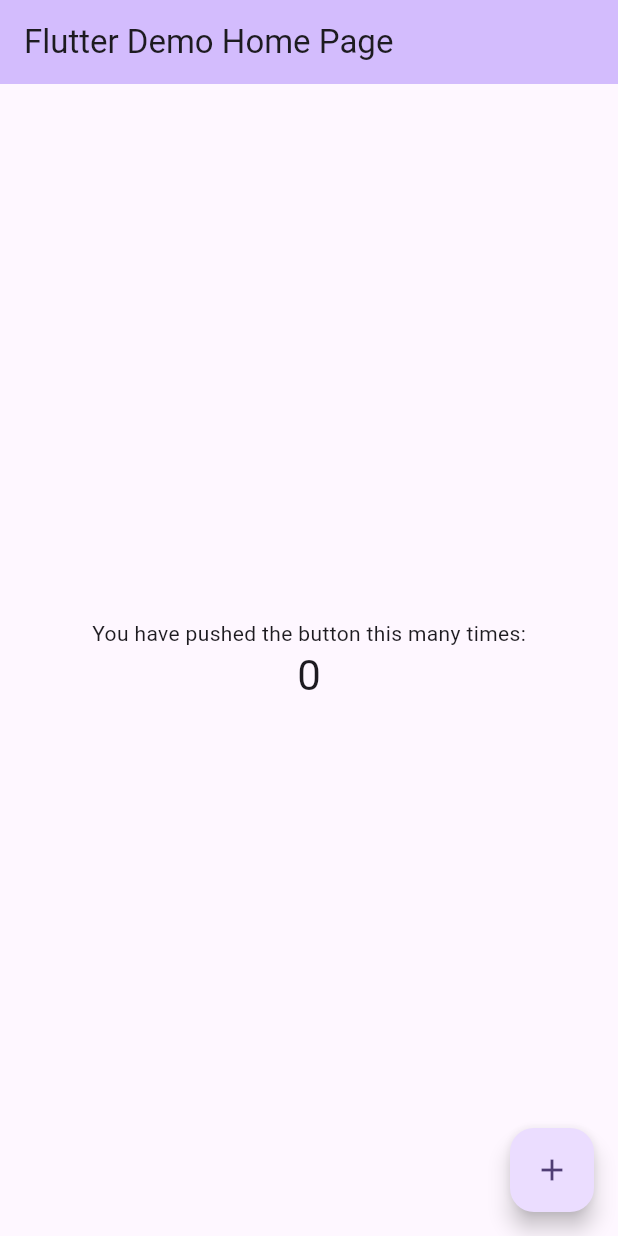
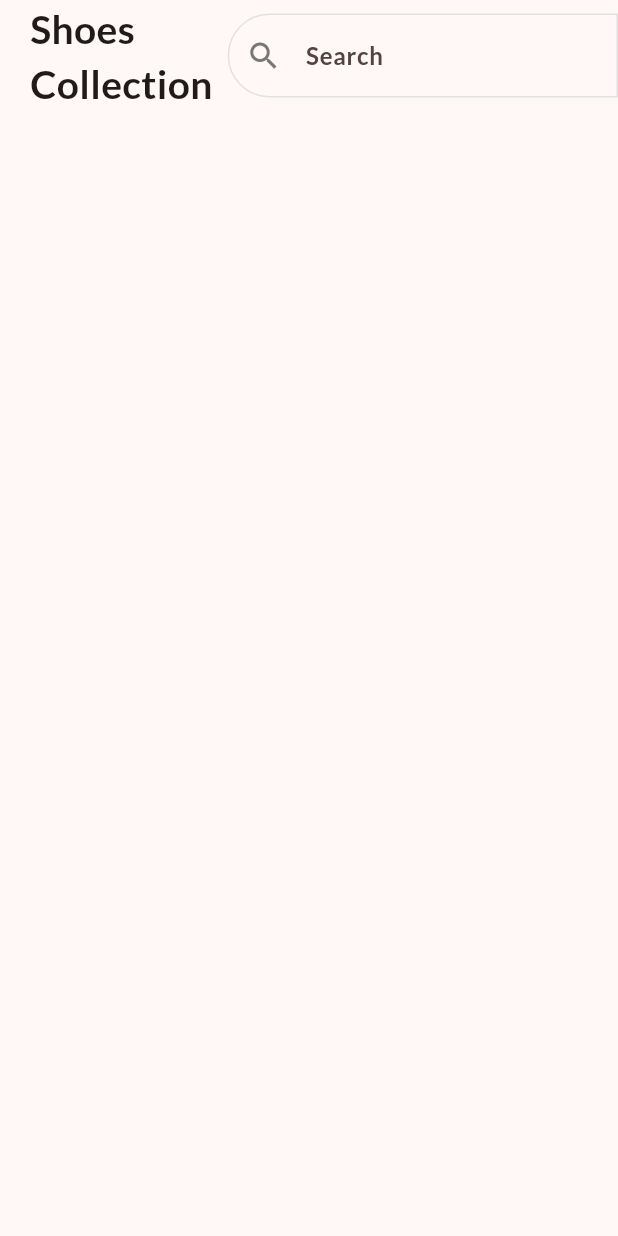
Before and after one commit to Harsh-Techie31/StepUp, a Flutter app: the screen it shows after launch, on a phone screen of 412 x 824 dp. Run offline on Flutter 3.47's test engine with Material 3 defaults, Android fonts, the phone set to English and light mode, and no system bars.

Commit message:
added assets and a new home page dart file

```diff
--- /dev/null
+++ b/lib/home_page.dart
@@ -0,0 +1,48 @@
+import 'package:flutter/material.dart';
+
+class HomePage extends StatelessWidget {
+  const HomePage({super.key});
+
+  @override
+  Widget build(BuildContext context) {
+    const border = OutlineInputBorder(
+                      borderSide: BorderSide(
+                        color: Color.fromRGBO(225, 225, 225, 1),
+                      ),
+                      borderRadius:
+                          BorderRadius.horizontal(left: Radius.circular(50)),
+                    );
+    return const Scaffold(
+      body: SafeArea(
+        child: Column(
+          children: [
+            Row(
+              children: [
+                Padding(
+                  padding: EdgeInsets.only(
+                    left: 20,
+                    right: 10,
+                  ),
+                  child: Text(
+                    "Shoes\nCollection",
+                    style: TextStyle(fontSize: 26, fontWeight: FontWeight.w700),
+                  ),
+                ),
+                Expanded(
+                  child: TextField(
+                      decoration: InputDecoration(
+                    hintText: "Search",
+                    prefixIcon: Icon(Icons.search),
+                    enabledBorder: border,
+                    focusedBorder: border,
+
+                  )),
+                )
+              ],
+            ),
+          ],
+        ),
+      ),
+    );
+  }
+}
--- a/lib/main.dart
+++ b/lib/main.dart
@@ -1,4 +1,5 @@
 import 'package:flutter/material.dart';
+import 'package:stepup/home_page.dart';
 
 void main() {
   runApp(const MyApp());
@@ -7,119 +8,20 @@
 class MyApp extends StatelessWidget {
   const MyApp({super.key});
 
-  // This widget is the root of your application.
   @override
   Widget build(BuildContext context) {
     return MaterialApp(
-      title: 'Flutter Demo',
+      title: "StepUp-N0VA",
       theme: ThemeData(
-        // This is the theme of your application.
-        //
-        // TRY THIS: Try running your application with "flutter run". You'll see
-        // the application has a purple toolbar. Then, without quitting the app,
-        // try changing the seedColor in the colorScheme below to Colors.green
-        // and then invoke "hot reload" (save your changes or press the "hot
-        // reload" button in a Flutter-supported IDE, or press "r" if you used
-        // the command line to start the app).
-        //
-        // Notice that the counter didn't reset back to zero; the application
-        // state is not lost during the reload. To reset the state, use hot
-        // restart instead.
-        //
-        // This works for code too, not just values: Most code changes can be
-        // tested with just a hot reload.
-        colorScheme: ColorScheme.fromSeed(seedColor: Colors.deepPurple),
-        useMaterial3: true,
-      ),
-      home: const MyHomePage(title: 'Flutter Demo Home Page'),
+        fontFamily: "cinzel",
+        colorScheme: ColorScheme.fromSeed(seedColor: Colors.redAccent),
+        inputDecorationTheme: const InputDecorationTheme(
+          hintStyle: TextStyle(fontWeight: FontWeight.bold, fontSize: 16,),
+          prefixIconColor: Color.fromRGBO(119, 119, 119, 1),
+        ))
+      ,
+      debugShowCheckedModeBanner: false,
+      home: const HomePage(),
     );
   }
 }
-
-class MyHomePage extends StatefulWidget {
-  const MyHomePage({super.key, required this.title});
-
-  // This widget is the home page of your application. It is stateful, meaning
-  // that it has a State object (defined below) that contains fields that affect
-  // how it looks.
-
-  // This class is the configuration for the state. It holds the values (in this
-  // case the title) provided by the parent (in this case the App widget) and
-  // used by the build method of the State. Fields in a Widget subclass are
-  // always marked "final".
-
-  final String title;
-
-  @override
-  State<MyHomePage> createState() => _MyHomePageState();
-}
-
-class _MyHomePageState extends State<MyHomePage> {
-  int _counter = 0;
-
-  void _incrementCounter() {
-    setState(() {
-      // This call to setState tells the Flutter framework that something has
-      // changed in this State, which causes it to rerun the build method below
-      // so that the display can reflect the updated values. If we changed
-      // _counter without calling setState(), then the build method would not be
-      // called again, and so nothing would appear to happen.
-      _counter++;
-    });
-  }
-
-  @override
-  Widget build(BuildContext context) {
-    // This method is rerun every time setState is called, for instance as done
-    // by the _incrementCounter method above.
-    //
-    // The Flutter framework has been optimized to make rerunning build methods
-    // fast, so that you can just rebuild anything that needs updating rather
-    // than having to individually change instances of widgets.
-    return Scaffold(
-      appBar: AppBar(
-        // TRY THIS: Try changing the color here to a specific color (to
-        // Colors.amber, perhaps?) and trigger a hot reload to see the AppBar
-        // change color while the other colors stay the same.
-        backgroundColor: Theme.of(context).colorScheme.inversePrimary,
-        // Here we take the value from the MyHomePage object that was created by
-        // the App.build method, and use it to set our appbar title.
-        title: Text(widget.title),
-      ),
-      body: Center(
-        // Center is a layout widget. It takes a single child and positions it
-        // in the middle of the parent.
-        child: Column(
-          // Column is also a layout widget. It takes a list of children and
-          // arranges them vertically. By default, it sizes itself to fit its
-          // children horizontally, and tries to be as tall as its parent.
-          //
-          // Column has various properties to control how it sizes itself and
-          // how it positions its children. Here we use mainAxisAlignment to
-          // center the children vertically; the main axis here is the vertical
-          // axis because Columns are vertical (the cross axis would be
-          // horizontal).
-          //
-          // TRY THIS: Invoke "debug painting" (choose the "Toggle Debug Paint"
-          // action in the IDE, or press "p" in the console), to see the
-          // wireframe for each widget.
-          mainAxisAlignment: MainAxisAlignment.center,
-          children: <Widget>[
-            const Text(
-              'You have pushed the button this many times:',
-            ),
-            Text(
-              '$_counter',
-              style: Theme.of(context).textTheme.headlineMedium,
-            ),
-          ],
-        ),
-      ),
-      floatingActionButton: FloatingActionButton(
-        onPressed: _incrementCounter,
-        tooltip: 'Increment',
-        child: const Icon(Icons.add),
-      ), // This trailing comma makes auto-formatting nicer for build methods.
-    );
-  }
-}
```
Also changed, not shown: assets/fonts/Cinzel-Bold.ttf, assets/fonts/Cinzel-Regular.ttf.
